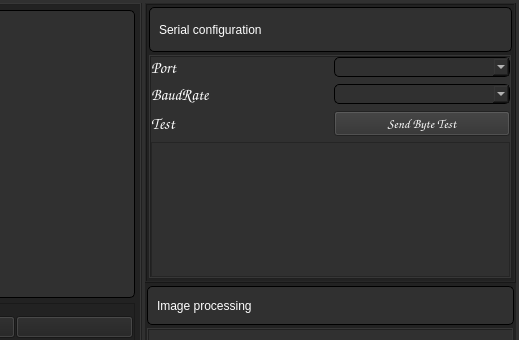
This is Python_Interface/Desing.ui in Pybarguen/PIC_8Bit_Usb_ImageData as Qt 5 draws it before an edit; both pictures show x 603 to 1122 and y 0 to 340 of the 1122 by 848 pixel window. The edited form follows.
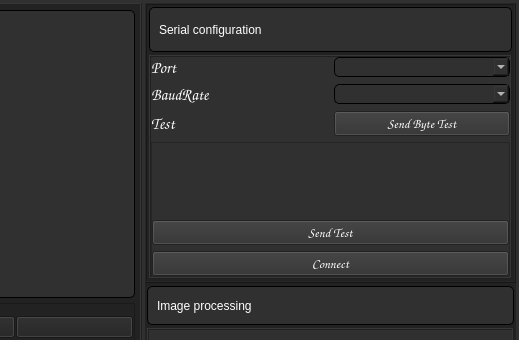
This is the edited form. Icons and pictures are not drawn.

Commit message: Feat : Se ha añadido mas funcionalidades a la interfaz para el inicio de la comunicación con el Hardware

Diff of the .ui file:
```diff
--- a/Python_Interface/Desing.ui
+++ b/Python_Interface/Desing.ui
@@ -760,7 +760,7 @@
             <property name="frameShadow">
              <enum>QFrame::Raised</enum>
             </property>
-            <layout class="QVBoxLayout" name="verticalLayout_7" stretch="5,1">
+            <layout class="QVBoxLayout" name="verticalLayout_7" stretch="4,3">
              <property name="leftMargin">
               <number>0</number>
              </property>
@@ -890,6 +890,59 @@
                <property name="frameShadow">
                 <enum>QFrame::Raised</enum>
                </property>
+               <layout class="QVBoxLayout" name="verticalLayout_8">
+                <property name="leftMargin">
+                 <number>0</number>
+                </property>
+                <property name="topMargin">
+                 <number>0</number>
+                </property>
+                <property name="rightMargin">
+                 <number>0</number>
+                </property>
+                <property name="bottomMargin">
+                 <number>0</number>
+                </property>
+                <item>
+                 <widget class="QLabel" name="Serial_Informmation">
+                  <property name="text">
+                   <string/>
+                  </property>
+                 </widget>
+                </item>
+                <item>
+                 <widget class="QPushButton" name="Send_Test_button">
+                  <property name="font">
+                   <font>
+                    <family>Comic Sans MS</family>
+                    <pointsize>10</pointsize>
+                   </font>
+                  </property>
+                  <property name="styleSheet">
+                   <string notr="true">color: rgb(255, 255, 255);</string>
+                  </property>
+                  <property name="text">
+                   <string>Send Test</string>
+                  </property>
+                 </widget>
+                </item>
+                <item>
+                 <widget class="QPushButton" name="Connect_Serial">
+                  <property name="font">
+                   <font>
+                    <family>Comic Sans MS</family>
+                    <pointsize>10</pointsize>
+                   </font>
+                  </property>
+                  <property name="styleSheet">
+                   <string notr="true">color: rgb(255, 255, 255);</string>
+                  </property>
+                  <property name="text">
+                   <string>Connect</string>
+                  </property>
+                 </widget>
+                </item>
+               </layout>
               </widget>
              </item>
             </layout>
```
The commit also changes 2 other files.
